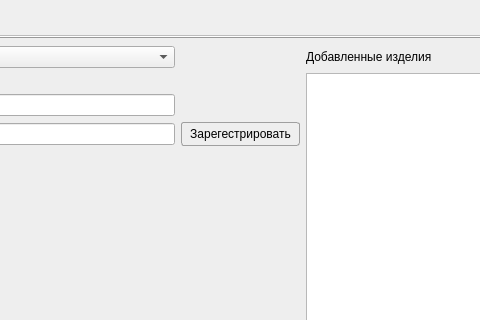
The window that Remont/createdevicewindow.ui (AlexeyScherbakov2021/Remont2) describes before a commit, drawn with Qt 5; both pictures show x 150 to 630 and y 0 to 320 of the 905 by 552 pixel window.
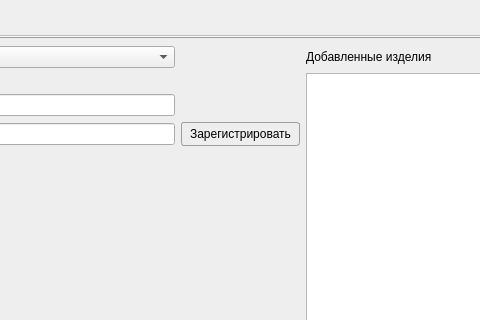
The same window after the commit. Icons and pictures are not drawn.

Patch:
```diff
--- a/Remont/createdevicewindow.ui
+++ b/Remont/createdevicewindow.ui
@@ -183,7 +183,7 @@
             </size>
            </property>
            <property name="text">
-            <string>Зарегестрировать</string>
+            <string>Зарегистрировать</string>
            </property>
            <property name="icon">
             <iconset resource="resource.qrc">
```
Left out of the diff: 2 changed lines with no effect on the pictures.
